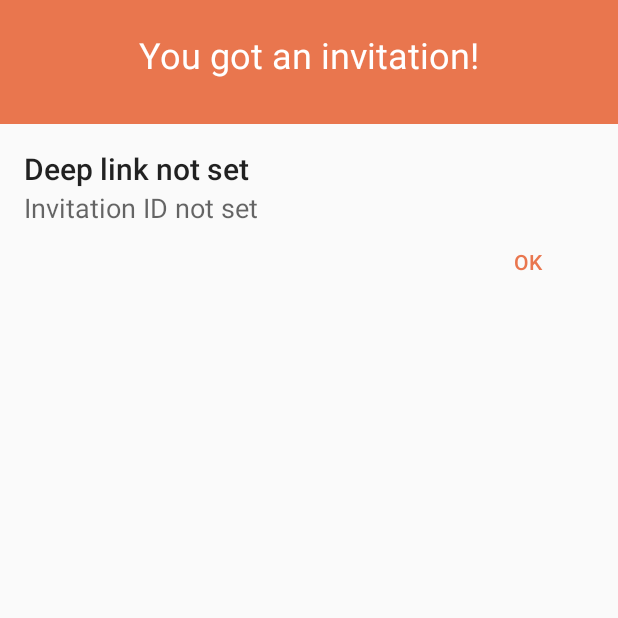
After one commit to Arpitajena/URProtected, an Android app: the DeepLinkActivity screen opened directly, with no data from a screen before it, on a phone screen of 412 x 824 dp, the top half of it. The commit adds this screen. Run offline under Robolectric (Android 15) with nearby library versions, the phone set to English and light mode, and no system bars; 1 statement that could not run was skipped.

Commit message:
Add Invitaton Activity

```diff
--- a/app/build.gradle
+++ b/app/build.gradle
@@ -26,5 +26,9 @@ dependencies {
     })
     compile 'com.android.support:appcompat-v7:25.3.1'
     compile 'com.android.support.constraint:constraint-layout:1.0.0-alpha7'
+    compile 'com.google.firebase:firebase-invites:10.0.1'
     testCompile 'junit:junit:4.12'
 }
+
+
+apply plugin: 'com.google.gms.google-services'
--- /dev/null
+++ b/app/src/main/java/com/atrio/urprotected/invitation/DeepLinkActivity.java
@@ -0,0 +1,74 @@
+package com.atrio.urprotected.invitation;
+
+import android.support.v7.app.AppCompatActivity;
+import android.os.Bundle;
+
+import android.content.Intent;
+import android.os.Bundle;
+import android.support.v7.app.AppCompatActivity;
+import android.util.Log;
+import android.view.View;
+import android.widget.TextView;
+
+import com.atrio.urprotected.R;
+import com.google.android.gms.appinvite.AppInviteReferral;
+
+/**
+ * Activity for displaying information about a receive App Invite invitation.  This activity
+ * displays as a Dialog over the LauncherActivity and does not cover the full screen.
+ */
+public class DeepLinkActivity extends AppCompatActivity implements
+        View.OnClickListener {
+
+    private static final String TAG = DeepLinkActivity.class.getSimpleName();
+
+    @Override
+    protected void onCreate(Bundle savedInstanceState) {
+        super.onCreate(savedInstanceState);
+        setContentView(R.layout.activity_deep_link);
+
+        // Button click listener
+        findViewById(R.id.button_ok).setOnClickListener(this);
+    }
+
+    // [START deep_link_on_start]
+    @Override
+    protected void onStart() {
+        super.onStart();
+
+        // Check if the intent contains an AppInvite and then process the referral information.
+        Intent intent = getIntent();
+        if (AppInviteReferral.hasReferral(intent)) {
+            processReferralIntent(intent);
+        }
+    }
+    // [END deep_link_on_start]
+
+    // [START process_referral_intent]
+    private void processReferralIntent(Intent intent) {
+        // Extract referral information from the intent
+        String invitationId = AppInviteReferral.getInvitationId(intent);
+        String deepLink = AppInviteReferral.getDeepLink(intent);
+
+
+        // Display referral information
+        // [START_EXCLUDE]
+        Log.d(TAG, "Found Referral: " + invitationId + ":" + deepLink);
+        ((TextView) findViewById(R.id.deep_link_text))
+                .setText(getString(R.string.deep_link_fmt, deepLink));
+        ((TextView) findViewById(R.id.invitation_id_text))
+                .setText(getString(R.string.invitation_id_fmt, invitationId));
+        // [END_EXCLUDE]
+    }
+    // [END process_referral_intent]
+
+
+    @Override
+    public void onClick(View v) {
+        switch (v.getId()) {
+            case R.id.button_ok:
+                finish();
+                break;
+        }
+    }
+}
--- /dev/null
+++ b/app/src/main/res/layout/activity_deep_link.xml
@@ -0,0 +1,61 @@
+<?xml version="1.0" encoding="utf-8"?>
+<LinearLayout xmlns:android="http://schemas.android.com/apk/res/android"
+    android:layout_width="match_parent"
+    android:layout_height="match_parent"
+    android:orientation="vertical">
+
+    <LinearLayout
+        android:layout_width="fill_parent"
+        android:layout_height="wrap_content"
+        android:background="@color/colorAccent"
+        android:gravity="center"
+        android:orientation="vertical"
+        android:padding="20dp">
+
+        <TextView
+            android:layout_width="wrap_content"
+            android:layout_height="wrap_content"
+            android:layout_marginBottom="10dp"
+            android:text="@string/invite_dialog_title"
+            android:textColor="@android:color/white"
+            android:textSize="@dimen/abc_text_size_headline_material" />
+
+    </LinearLayout>
+
+    <LinearLayout
+        android:layout_width="fill_parent"
+        android:layout_height="wrap_content"
+        android:layout_marginBottom="@dimen/activity_vertical_margin"
+        android:layout_marginLeft="@dimen/activity_horizontal_margin"
+        android:layout_marginRight="@dimen/activity_horizontal_margin"
+        android:layout_marginTop="@dimen/activity_vertical_margin"
+        android:orientation="vertical">
+
+        <TextView
+            android:id="@+id/deep_link_text"
+            android:layout_width="wrap_content"
+            android:layout_height="wrap_content"
+            android:text="@string/deep_link_default"
+            android:textAppearance="@style/TextAppearance.AppCompat.Title" />
+
+        <TextView
+            android:id="@+id/invitation_id_text"
+            android:layout_width="wrap_content"
+            android:layout_height="wrap_content"
+            android:singleLine="true"
+            android:ellipsize="end"
+            android:text="@string/invitation_id_default"
+            android:textAppearance="@style/TextAppearance.AppCompat.Medium"
+            />
+
+        <Button
+            android:id="@+id/button_ok"
+            style="@style/Widget.AppCompat.Button.Borderless.Colored"
+            android:layout_width="wrap_content"
+            android:layout_height="wrap_content"
+            android:layout_gravity="end"
+            android:text="@android:string/ok" />
+    </LinearLayout>
+
+
+</LinearLayout>
--- a/app/src/main/res/values/colors.xml
+++ b/app/src/main/res/values/colors.xml
@@ -1,6 +1,6 @@
 <?xml version="1.0" encoding="utf-8"?>
 <resources>
-    <color name="colorPrimary">#3F51B5</color>
-    <color name="colorPrimaryDark">#303F9F</color>
-    <color name="colorAccent">#FF4081</color>
+    <color name="colorPrimary">#b9380b</color>
+    <color name="colorPrimaryDark">#5c1b06</color>
+    <color name="colorAccent">#e9764e</color>
 </resources>
--- /dev/null
+++ b/app/src/main/res/values/dimens.xml
@@ -0,0 +1,5 @@
+<resources>
+    <!-- Default screen margins, per the Android Design guidelines. -->
+    <dimen name="activity_horizontal_margin">16dp</dimen>
+    <dimen name="activity_vertical_margin">16dp</dimen>
+</resources>
--- a/app/src/main/res/values/strings.xml
+++ b/app/src/main/res/values/strings.xml
@@ -1,3 +1,28 @@
 <resources>
     <string name="app_name">UR Protected</string>
+    <string name="action_deep_link">
+        com.google.android.gms.samples.appinvite.DEEP_LINK_ACTION
+    </string>
+
+    <string name="invite">Send invitations!</string>
+    <string name="welcome">Invites</string>
+    <string name="referrer_hint">Deep link not provided</string>
+    <string name="deep_link_default">Deep link not set</string>
+    <string name="invitation_id_default">Invitation ID not set</string>
+    <string name="invite_friends">Invite Friends</string>
+
+    <string name="invitation_title">Send App Invite Quickstart Invitation</string>
+    <string name="invitation_message">Invite Friend To share Your loaction</string>
+    <string name="invitation_deep_link">http://example.com/offer/five_dollar_offer</string>
+    <string name="invitation_custom_image">https://www.google.com/images/branding/googlelogo/2x/googlelogo_color_272x92dp.png</string>
+    <string name="invitation_cta">Install!</string>
+
+    <string name="deep_link_fmt" formatted="false">Deep Link: %s</string>
+    <string name="invitation_id_fmt" formatted="false">Invitation ID: %s</string>
+
+    <string name="sent_invitations_fmt" formatted="false">Sent %d invitations</string>
+    <string name="send_failed">Sending invitations failed</string>
+    <string name="invite_dialog_title">You got an invitation!</string>
+
+    <string name="google_play_services_error">Google Play Services Error</string>
 </resources>
--- a/app/src/main/res/values/styles.xml
+++ b/app/src/main/res/values/styles.xml
@@ -1,7 +1,7 @@
 <resources>
 
     <!-- Base application theme. -->
-    <style name="AppTheme" parent="Theme.AppCompat.Light.DarkActionBar">
+    <style name="AppTheme" parent="Theme.AppCompat.Light.NoActionBar">
         <!-- Customize your theme here. -->
         <item name="colorPrimary">@color/colorPrimary</item>
         <item name="colorPrimaryDark">@color/colorPrimaryDark</item>
--- a/build.gradle
+++ b/build.gradle
@@ -9,6 +9,7 @@ buildscript {
 
         // NOTE: Do not place your application dependencies here; they belong
         // in the individual module build.gradle files
+        classpath 'com.google.gms:google-services:3.0.0'
     }
 }
 
```
Also changed, not shown: app/src/main/AndroidManifest.xml (+14 -0 lines), app/src/main/java/com/atrio/urprotected/invitation/DeepLinkManager.java (added, +75 -0 lines), app/src/main/java/com/atrio/urprotected/invitation/InvitattionActivity.java (added, +86 -0 lines), app/src/main/res/layout/activity_invitattion.xml (added, +46 -0 lines).
